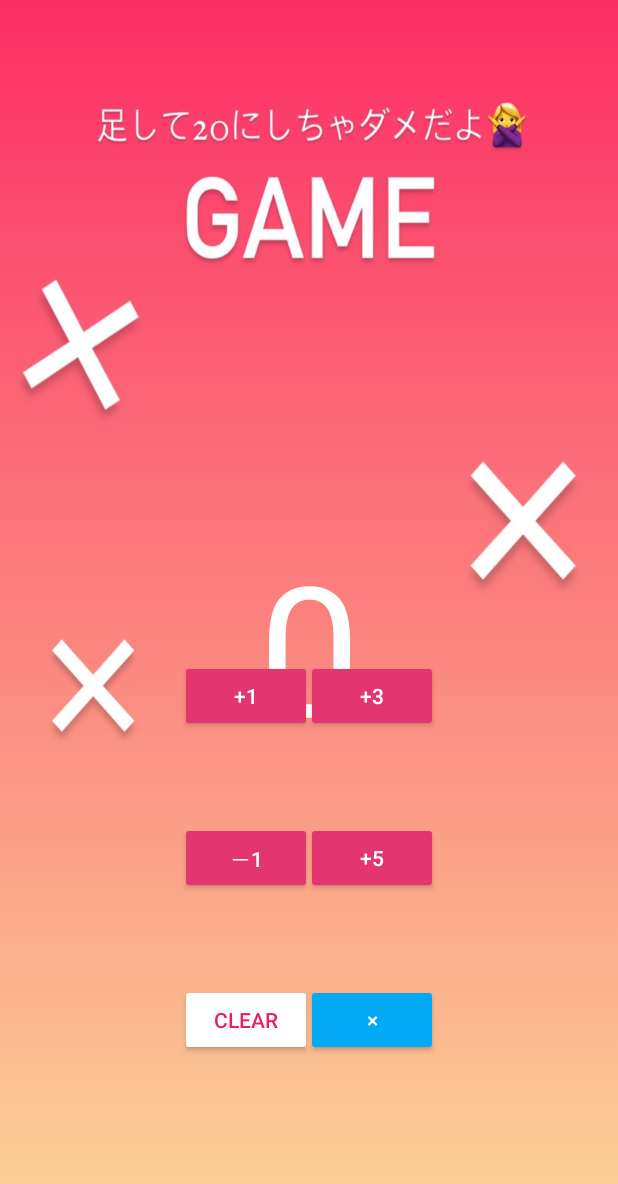
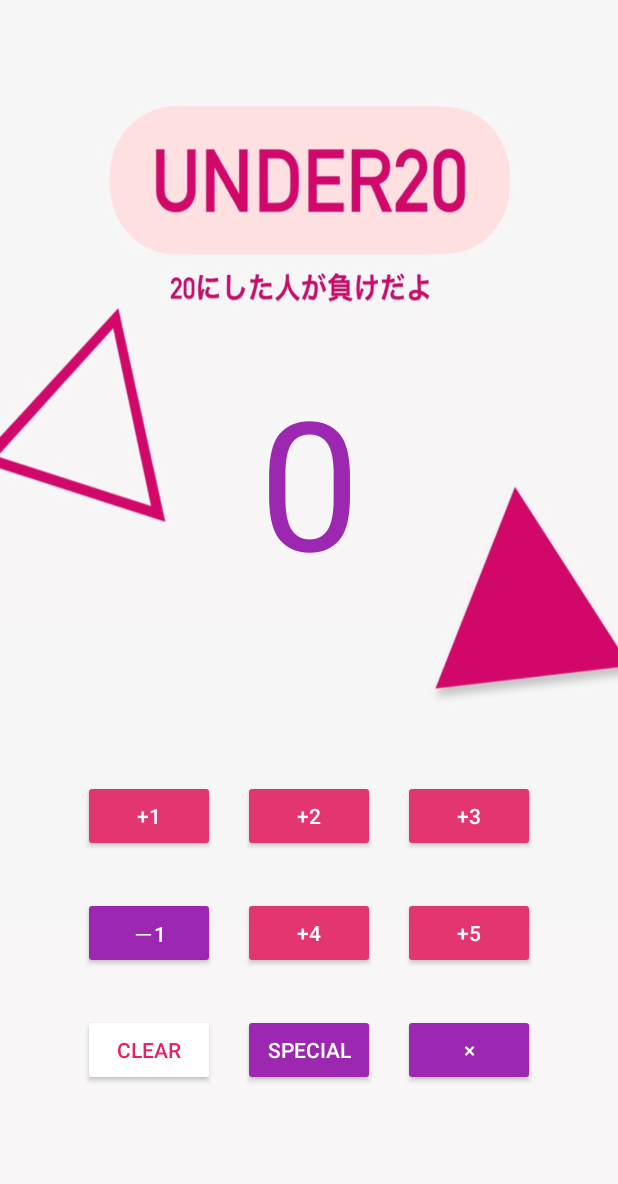
Before and after one commit to reirei0709/countAppCheck, an Android app: the screen it shows after launch (MainActivity), on a phone screen of 412 x 824 dp. Shown: the top 1184 px of the screen. Run offline under Robolectric (Android 15) with nearby library versions, the phone set to English and light mode, and no system bars.

Commit message:
レイアウト直した

```diff
--- a/app/src/main/java/app/itakura/reirei/counttext/MainActivity.kt
+++ b/app/src/main/java/app/itakura/reirei/counttext/MainActivity.kt
@@ -72,7 +72,7 @@ class MainActivity : AppCompatActivity() {
                 clearButton.text = "clear"
                 count = 0
                 textView.text = count.toString()
-                textView.setTextColor(Color.WHITE)
+                textView.setTextColor(Color.rgb(156,39,176))
                 bombAnimation.visibility = View.INVISIBLE
 
             }
@@ -131,7 +131,7 @@ class MainActivity : AppCompatActivity() {
                 clearButton.text = "clear"
                 count = 0
                 textView.text = count.toString()
-                textView.setTextColor(Color.WHITE)
+                textView.setTextColor(Color.rgb(156,39,176))
                 bombAnimation.visibility = View.INVISIBLE
 
             }
@@ -192,7 +192,7 @@ class MainActivity : AppCompatActivity() {
                 clearButton.text = "clear"
                 count = 0
                 textView.text = count.toString()
-                textView.setTextColor(Color.WHITE)
+                textView.setTextColor(Color.rgb(156,39,176))
                 bombAnimation.visibility = View.INVISIBLE
 
             }
@@ -252,7 +252,7 @@ class MainActivity : AppCompatActivity() {
                 clearButton.text = "clear"
                 count = 0
                 textView.text = count.toString()
-                textView.setTextColor(Color.WHITE)
+                textView.setTextColor(Color.rgb(156,39,176))
                 bombAnimation.visibility = View.INVISIBLE
 
             }
@@ -290,7 +290,7 @@ class MainActivity : AppCompatActivity() {
                 plus4Button.visibility = View.INVISIBLE
                 plus5Button.visibility = View.INVISIBLE
                 minusButton.visibility = View.INVISIBLE
-                clearButton.visibility = View.INVISIBLE
+                specialButton.visibility = View.INVISIBLE
                 kakeruButton.visibility = View.INVISIBLE
                 bombAnimation.visibility = View.VISIBLE
                 clearButton.text = "もう一回！"
@@ -311,7 +311,7 @@ class MainActivity : AppCompatActivity() {
                 specialButton.text = "special"
                 count = 0
                 textView.text = count.toString()
-                textView.setTextColor(Color.WHITE)
+                textView.setTextColor(Color.rgb(156,39,176))
                 bombAnimation.visibility = View.INVISIBLE
 
             }
@@ -386,7 +386,7 @@ class MainActivity : AppCompatActivity() {
                 clearButton.text = "clear"
                 count = 0
                 textView.text = count.toString()
-                textView.setTextColor(Color.WHITE)
+                textView.setTextColor(Color.rgb(156,39,176))
                 bombAnimation.visibility = View.INVISIBLE
 
             }
@@ -450,7 +450,7 @@ class MainActivity : AppCompatActivity() {
                 clearButton.text = "clear"
                 count = 0
                 textView.text = count.toString()
-                textView.setTextColor(Color.WHITE)
+                textView.setTextColor(Color.rgb(156,39,176))
                 bombAnimation.visibility = View.INVISIBLE
 
             }
--- a/app/src/main/res/layout/activity_main.xml
+++ b/app/src/main/res/layout/activity_main.xml
@@ -4,16 +4,16 @@
     xmlns:tools="http://schemas.android.com/tools"
     android:layout_width="match_parent"
     android:layout_height="match_parent"
-    android:background="@drawable/twentygame"
+    android:background="@drawable/newpage"
     tools:context=".MainActivity">
 
     <TextView
         android:id="@+id/textView"
         android:layout_width="wrap_content"
         android:layout_height="wrap_content"
-        android:layout_marginTop="350dp"
+        android:layout_marginTop="240dp"
         android:text="0"
-        android:textColor="#FFFFFF"
+        android:textColor="#9C27B0"
         android:textSize="120sp"
         app:layout_constraintEnd_toEndOf="parent"
         app:layout_constraintStart_toStartOf="parent"
@@ -23,26 +23,23 @@
         android:id="@+id/plus4Button"
         android:layout_width="wrap_content"
         android:layout_height="wrap_content"
-        android:layout_marginStart="20dp"
-        android:layout_marginEnd="20dp"
-        android:layout_marginBottom="60dp"
+        android:layout_marginBottom="30dp"
         android:backgroundTint="#E33570"
+        android:text="+4"
         android:textColor="#FFFFFF"
-        android:text="+4"
         app:layout_constraintBottom_toTopOf="@+id/specialButton"
         app:layout_constraintEnd_toStartOf="@+id/plus5Button"
-        app:layout_constraintHorizontal_bias="0.491"
         app:layout_constraintStart_toEndOf="@+id/minusButton" />
 
     <Button
         android:id="@+id/plus3Button"
         android:layout_width="wrap_content"
         android:layout_height="wrap_content"
-        android:layout_marginEnd="120dp"
-        android:layout_marginBottom="60dp"
+        android:layout_marginEnd="55dp"
+        android:layout_marginBottom="30dp"
         android:backgroundTint="#E33570"
+        android:text="+3"
         android:textColor="#FFFFFF"
-        android:text="+3"
         app:layout_constraintBottom_toTopOf="@+id/plus5Button"
         app:layout_constraintEnd_toEndOf="parent" />
 
@@ -50,11 +47,11 @@
         android:id="@+id/plus5Button"
         android:layout_width="wrap_content"
         android:layout_height="wrap_content"
-        android:layout_marginEnd="120dp"
-        android:layout_marginBottom="60dp"
+        android:layout_marginEnd="55dp"
+        android:layout_marginBottom="30dp"
         android:backgroundTint="#E33570"
+        android:text="+5"
         android:textColor="#FFFFFF"
-        android:text="+5"
         app:layout_constraintBottom_toTopOf="@+id/kakeruButton"
         app:layout_constraintEnd_toEndOf="parent" />
 
@@ -62,9 +59,9 @@
         android:id="@+id/kakeruButton"
         android:layout_width="wrap_content"
         android:layout_height="wrap_content"
-        android:layout_marginEnd="120dp"
-        android:layout_marginBottom="120dp"
-        android:backgroundTint="#03A9F4"
+        android:layout_marginEnd="55dp"
+        android:layout_marginBottom="100dp"
+        android:backgroundTint="#9C27B0"
         android:text="×"
         android:textColor="#FFFFFF"
         app:layout_constraintBottom_toBottomOf="parent"
@@ -74,12 +71,10 @@
         android:id="@+id/plus2Button"
         android:layout_width="wrap_content"
         android:layout_height="wrap_content"
-        android:layout_marginStart="20dp"
-        android:layout_marginEnd="20dp"
-        android:layout_marginBottom="60dp"
+        android:layout_marginBottom="30dp"
         android:backgroundTint="#E33570"
+        android:text="+2"
         android:textColor="#FFFFFF"
-        android:text="+2"
         app:layout_constraintBottom_toTopOf="@+id/plus4Button"
         app:layout_constraintEnd_toStartOf="@+id/plus3Button"
         app:layout_constraintStart_toEndOf="@+id/plusButton" />
@@ -88,26 +83,23 @@
         android:id="@+id/specialButton"
         android:layout_width="wrap_content"
         android:layout_height="wrap_content"
-        android:layout_marginStart="20dp"
-        android:layout_marginEnd="20dp"
-        android:layout_marginBottom="120dp"
-        android:backgroundTint="#FFEB3B"
+        android:layout_marginBottom="100dp"
+        android:backgroundTint="#9C27B0"
         android:text="special"
         android:textColor="#FFFFFF"
         app:layout_constraintBottom_toBottomOf="parent"
         app:layout_constraintEnd_toStartOf="@+id/kakeruButton"
-        app:layout_constraintHorizontal_bias="0.491"
         app:layout_constraintStart_toEndOf="@+id/clearButton" />
 
     <Button
         android:id="@+id/plusButton"
-        android:layout_width="wrap_content"
+        android:layout_width="88dp"
         android:layout_height="wrap_content"
-        android:layout_marginStart="120dp"
-        android:layout_marginBottom="60dp"
+        android:layout_marginStart="55dp"
+        android:layout_marginBottom="30dp"
         android:backgroundTint="#E33570"
+        android:text="+1"
         android:textColor="#FFFFFF"
-        android:text="+1"
         app:layout_constraintBottom_toTopOf="@+id/minusButton"
         app:layout_constraintStart_toStartOf="parent" />
 
@@ -115,8 +107,8 @@
         android:id="@+id/clearButton"
         android:layout_width="wrap_content"
         android:layout_height="wrap_content"
-        android:layout_marginStart="120dp"
-        android:layout_marginBottom="120dp"
+        android:layout_marginStart="55dp"
+        android:layout_marginBottom="100dp"
         android:backgroundTint="#FFFFFF"
         android:text="clear"
         android:textColor="#E91E63"
@@ -127,11 +119,11 @@
         android:id="@+id/minusButton"
         android:layout_width="wrap_content"
         android:layout_height="wrap_content"
-        android:layout_marginStart="120dp"
-        android:layout_marginBottom="60dp"
-        android:backgroundTint="#E33570"
+        android:layout_marginStart="55dp"
+        android:layout_marginBottom="30dp"
+        android:backgroundTint="#9C27B0"
+        android:text="－1"
         android:textColor="#FFFFFF"
-        android:text="－1"
         app:layout_constraintBottom_toTopOf="@+id/clearButton"
         app:layout_constraintStart_toStartOf="parent" />
 
@@ -139,18 +131,14 @@
         android:id="@+id/bombAnimation"
         android:layout_width="wrap_content"
         android:layout_height="wrap_content"
+        android:layout_marginTop="19dp"
         android:visibility="invisible"
-        app:layout_constraintBottom_toBottomOf="parent"
         app:layout_constraintEnd_toEndOf="parent"
         app:layout_constraintStart_toStartOf="parent"
-        app:layout_constraintTop_toTopOf="parent"
+        app:layout_constraintTop_toBottomOf="@+id/textView"
         app:lottie_autoPlay="true"
         app:lottie_loop="true"
         app:lottie_rawRes="@raw/bomb" />
 
 
-
-
-
-
 </androidx.constraintlayout.widget.ConstraintLayout>
```
Also changed, not shown: app/src/main/res/drawable/newback.jpg (added), app/src/main/res/drawable/newbackgraund.jpg (added), app/src/main/res/drawable/newpage.jpg (added).
